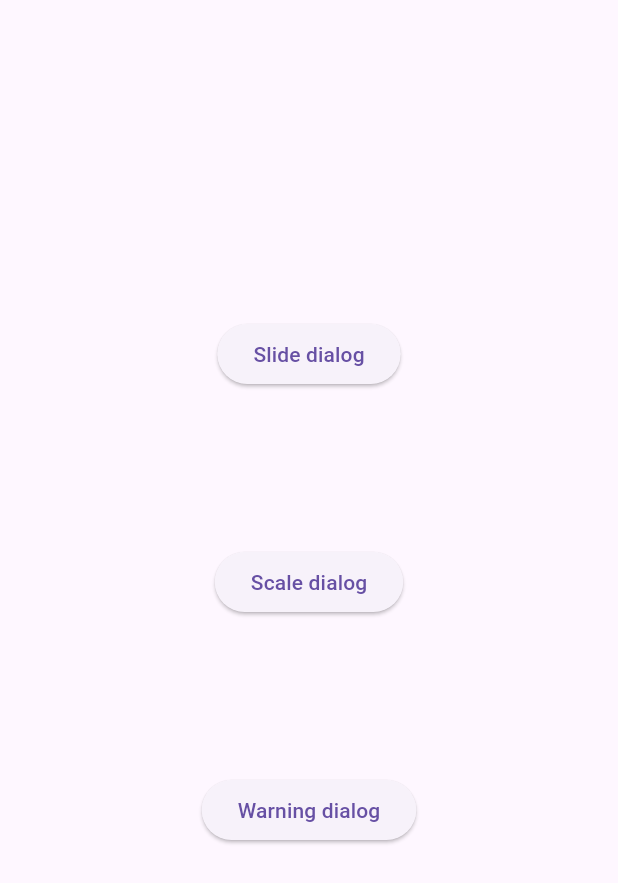
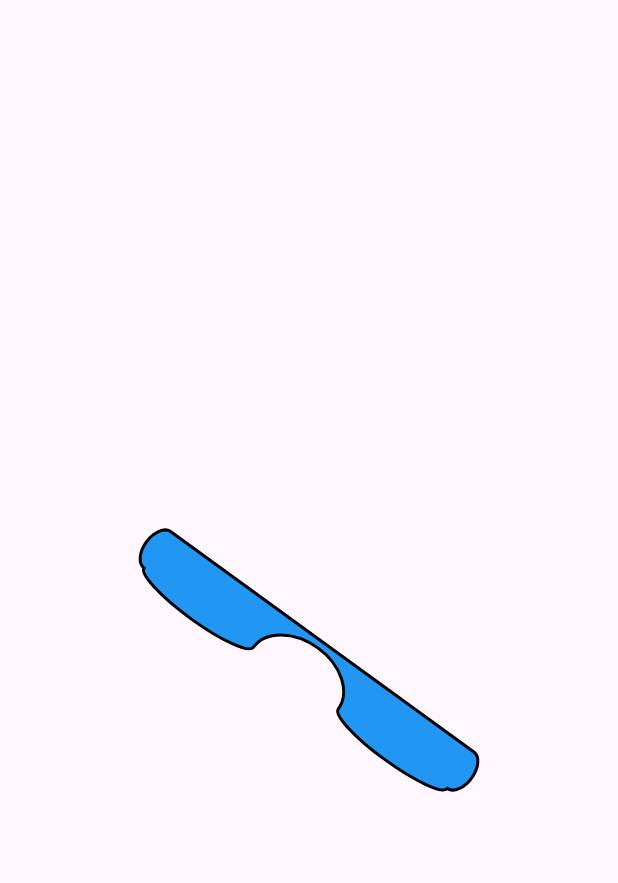
Before and after one commit to housnizalam/amazing_tools, a Flutter app: the screen it shows after launch, on a phone screen of 412 x 824 dp. Shown: the top 883 px of the screen. Run offline on Flutter 3.47's test engine with Material 3 defaults, Android fonts, the light colour scheme and no system bars.

Commit message:
Amaizing Drawer

```diff
--- a/lib/main.dart
+++ b/lib/main.dart
@@ -1,9 +1,20 @@
-import 'package:amazing_tools/tools/animated_dialog.dart';
+import 'package:amazing_tools/tools/amazing_drawer.dart';
+import 'package:amazing_tools/tools/live_widget.dart';
 import 'package:flutter/material.dart';
 
 void main() {
   runApp(const MyApp());
 }
+
+List<arcPoint> points = [
+  arcPoint(offset: Offset(50, 80), curveX: 0),
+  arcPoint(offset: Offset(140, 80), curveX: 5),
+  arcPoint(offset: Offset(210, 80), curveX: 1.4, glockwiseDirection: false),
+  arcPoint(offset: Offset(300, 80), curveX: 5),
+  arcPoint(offset: Offset(300, 110), curveX: 0.6),
+  arcPoint(offset: Offset(50, 110), curveX: 0),
+  arcPoint(offset: Offset(50, 80), curveX: 0.6),
+];
 
 class MyApp extends StatefulWidget {
   const MyApp({super.key});
@@ -35,42 +46,59 @@ class _MyHomePageState extends State<MyHomePage> {
     return Scaffold(
       appBar: AppBar(),
       body: Center(
-        child: Column(
-          mainAxisAlignment: MainAxisAlignment.spaceAround,
-          children: [
-            SizedBox(),
-            ElevatedButton(
-              onPressed: () {
-                AnimatedDialog.slide(
-                  titelDekoration: TitelDekoration.warnung,
-                  title: 'Slide Titel',
-                  titelSize: 30,
-                  child: Text('slide'),
-                  context: context,
-                  startOffset: Offset(1, 0),
-                );
-              },
-              child: Text('Slide dialog'),
-            ),
-            ElevatedButton(
-              onPressed: () {
-                AnimatedDialog.scale(child: SizedBox(height: 100, width: 100, child: Text('Scale')), context: context);
-              },
-              child: Text('Scale dialog'),
-            ),
-            ElevatedButton(
-              onPressed: () {
-                AnimatedDialog.warnung(
-                  context: context,
-                  textStyle: TextStyle(color: Colors.blue),
-                );
-              },
-              child: Text('Warning dialog'),
-            ),
-            SizedBox(),
-            SizedBox(),
-          ],
+        child: LiveWidget(
+          duration: Duration(seconds: 3),
+          animationForm: AnimationForm.rotate,
+          reverse: false,
+          animateBegin: 0,
+          animateEnd: 1,
+          stop: false,
+          child: AmazingDrawer(
+            centerlizedPoint: Offset(175, 95),
+            rotationAngle: -0,
+            drawLine: Lines.convex,
+            curveDirection: true,
+            points: points,
+            border: true,
+            borderWidth: 2,
+          ),
         ),
+        // child: Column(
+        //   mainAxisAlignment: MainAxisAlignment.spaceAround,
+        //   children: [
+        //     SizedBox(),
+        //     ElevatedButton(
+        //       onPressed: () {
+        //         AnimatedDialog.slide(
+        //           titelDekoration: TitelDekoration.warnung,
+        //           title: 'Slide Titel',
+        //           titelSize: 30,
+        //           child: Text('slide'),
+        //           context: context,
+        //           startOffset: Offset(1, 0),
+        //         );
+        //       },
+        //       child: Text('Slide dialog'),
+        //     ),
+        //     ElevatedButton(
+        //       onPressed: () {
+        //         AnimatedDialog.scale(child: SizedBox(height: 100, width: 100, child: Text('Scale')), context: context);
+        //       },
+        //       child: Text('Scale dialog'),
+        //     ),
+        //     ElevatedButton(
+        //       onPressed: () {
+        //         AnimatedDialog.warnung(
+        //           context: context,
+        //           textStyle: TextStyle(color: Colors.blue),
+        //         );
+        //       },
+        //       child: Text('Warning dialog'),
+        //     ),
+        //     SizedBox(),
+        //     SizedBox(),
+        //   ],
+        // ),
       ),
     );
   }
--- /dev/null
+++ b/lib/tools/amazing_drawer.dart
@@ -0,0 +1,283 @@
+import 'package:flutter/material.dart';
+import 'dart:math';
+
+import 'package:flutter/widgets.dart';
+
+enum Lines { strait, convex }
+
+class arcPoint {
+  final Offset offset;
+  final bool glockwiseDirection;
+  final double curveX;
+
+  arcPoint({
+    required this.offset,
+    this.glockwiseDirection = true,
+    this.curveX = 1,
+  });
+}
+
+class AmazingDrawer extends StatefulWidget {
+  final double? height;
+  final double? width;
+  final List<arcPoint> points;
+  final Color? color;
+  final bool circular;
+  final double? horizentalRadius;
+  final double? verticalRadius;
+  final Offset? center;
+  final Offset? centerlizedPoint;
+  final Lines drawLine;
+  final bool curveDirection;
+  final bool border;
+  final double borderWidth;
+  final Color borderColor;
+  final double rotationAngle;
+  final double translateX;
+  final double translateY;
+
+  const AmazingDrawer({
+    Key? key,
+    this.horizentalRadius,
+    this.verticalRadius,
+    this.center,
+    this.color,
+    this.height,
+    this.width,
+    this.circular = false,
+    this.curveDirection = true,
+    this.border = false,
+    this.drawLine = Lines.strait,
+    this.borderColor = Colors.black,
+    this.borderWidth = 1,
+    this.rotationAngle = 0,
+    this.translateX = 0,
+    this.translateY = 0,
+    this.centerlizedPoint,
+    required this.points,
+  }) : super(key: key);
+
+  factory AmazingDrawer.equilaterals({
+    Key? key,
+    double? height,
+    double? width,
+    Color? color,
+    Lines drawLine = Lines.strait,
+    required double side,
+    required Offset startPoint,
+  }) {
+    return AmazingDrawer(
+      height: height,
+      width: width,
+      drawLine: drawLine,
+      points: [
+        arcPoint(offset: Offset(startPoint.dx, startPoint.dy)),
+        arcPoint(offset: Offset(startPoint.dx + side, startPoint.dy)),
+        arcPoint(offset: Offset(startPoint.dx + side / 2, startPoint.dy - side * sqrt(3) / 2)),
+      ],
+      color: color,
+    );
+  }
+  factory AmazingDrawer.square({
+    Key? key,
+    double? height,
+    double? width,
+    Color? color,
+    Lines drawLine = Lines.strait,
+    required double side,
+    required Offset startPoint,
+  }) {
+    return AmazingDrawer(
+      height: height,
+      width: width,
+      drawLine: drawLine,
+      points: [
+        arcPoint(offset: Offset(startPoint.dx, startPoint.dy)),
+        arcPoint(offset: Offset(startPoint.dx + side, startPoint.dy)),
+        arcPoint(offset: Offset(startPoint.dx + side, startPoint.dy - side)),
+        arcPoint(offset: Offset(startPoint.dx, startPoint.dy - side)),
+      ],
+      color: color,
+    );
+  }
+  factory AmazingDrawer.oval({
+    Key? key,
+    double? height,
+    double? width,
+    Color? color,
+    required double horizentalRadius,
+    required double verticalRadius,
+    required Offset center,
+  }) {
+    return AmazingDrawer(
+      horizentalRadius: horizentalRadius,
+      verticalRadius: verticalRadius,
+      center: center,
+      height: height,
+      width: width,
+      circular: true,
+      points: const [],
+      color: color,
+    );
+  }
+  factory AmazingDrawer.circel({
+    Key? key,
+    double? height,
+    double? width,
+    Color? color,
+    required double radius,
+    required Offset center,
+  }) {
+    return AmazingDrawer(
+      horizentalRadius: radius,
+      verticalRadius: radius,
+      center: center,
+      height: height,
+      width: width,
+      circular: true,
+      points: const [],
+      color: color,
+    );
+  }
+
+  @override
+  State<AmazingDrawer> createState() => _AmazingDrawerState();
+}
+
+class _AmazingDrawerState extends State<AmazingDrawer> {
+  @override
+  Widget build(BuildContext context) {
+    double height = MediaQuery.of(context).size.height;
+    double width = MediaQuery.of(context).size.width;
+    return Transform.rotate(
+      angle: widget.rotationAngle * pi / 180,
+      child: CustomPaint(
+        size: Size(widget.width ?? width, widget.height ?? height),
+        painter: ShapePainter(
+          centerlizedPoint: widget.centerlizedPoint,
+          translateX: widget.translateX,
+          translateY: widget.translateY,
+          rotationAngle: widget.rotationAngle,
+          border: widget.border,
+          borderColor: widget.borderColor,
+          borderWidth: widget.borderWidth,
+          drawline: widget.drawLine,
+          circular: widget.circular,
+          curveDirection: widget.curveDirection,
+          center: widget.center,
+          points: widget.points,
+          color: widget.color ?? Colors.blue,
+          horizentalRadius: widget.horizentalRadius,
+          verticalRadius: widget.verticalRadius,
+        ),
+      ),
+    );
+  }
+}
+
+class ShapePainter extends CustomPainter {
+  List<arcPoint> points;
+  Color color;
+  bool circular;
+  bool curveDirection;
+  bool border;
+  Offset? center;
+  Offset? centerlizedPoint;
+  double? horizentalRadius;
+  double? verticalRadius;
+  Lines drawline;
+  final double borderWidth;
+  final Color borderColor;
+  final double rotationAngle;
+  final double translateX;
+  final double translateY;
+
+  ShapePainter(
+      {required this.color,
+      required this.circular,
+      required this.curveDirection,
+      required this.border,
+      required this.points,
+      required this.drawline,
+      required this.borderColor,
+      required this.borderWidth,
+      required this.translateX,
+      required this.translateY,
+      this.horizentalRadius,
+      this.verticalRadius,
+      required this.rotationAngle,
+      this.centerlizedPoint,
+      this.center});
+
+  @override
+  void paint(Canvas canvas, Size size) {
+    canvas.save(); // Speichern Sie den aktuellen Zustand des Canvas
+    Offset centerPoint = Offset(size.width / 2, size.height / 2);
+    if (centerlizedPoint != null) {
+      Offset shapeCenter = Offset(centerPoint.dx - centerlizedPoint!.dx, centerPoint.dy - centerlizedPoint!.dy);
+      canvas.translate(shapeCenter.dx, shapeCenter.dy);
+    }
+
+    canvas.translate(translateY, translateX);
+
+    // Wenden Sie die Rotation an
+    if (circular) {
+      Paint paint = Paint()
+        ..color = color
+        ..style = PaintingStyle.fill;
+
+      canvas.drawOval(Rect.fromCenter(center: center!, width: horizentalRadius!, height: verticalRadius!), paint);
+    } else {
+      // if (points.length < 2) return;
+      Paint paint = Paint()
+        ..color = color
+        ..style = (points.length < 3) ? PaintingStyle.stroke : PaintingStyle.fill;
+      Paint paintBorder = Paint()
+        ..color = borderColor
+        ..style = PaintingStyle.stroke
+        ..strokeWidth = borderWidth;
+
+      Path shapePath = Path();
+      List<Offset> offsts = [];
+      for (var point in points) {
+        offsts.add(point.offset);
+      }
+
+      shapePath.moveTo(points[0].offset.dx, points[0].offset.dy);
+
+      if (drawline == Lines.strait) {
+        shapePath = Path()..addPolygon(offsts, true);
+      } else {
+        for (var point in points) {
+          if (point.curveX == 0) {
+            shapePath.lineTo(
+              point.offset.dx,
+              point.offset.dy,
+            );
+          } else {
+            shapePath.arcToPoint(
+              Offset(
+                point.offset.dx,
+                point.offset.dy,
+              ),
+              radius: Radius.elliptical(point.curveX, 1),
+              clockwise: point.glockwiseDirection,
+            );
+          }
+        }
+      }
+
+      shapePath.close();
+      canvas.drawPath(shapePath, paint);
+      if (border) {
+        canvas.drawPath(shapePath, paintBorder);
+      }
+    }
+    canvas.restore();
+  }
+
+  @override
+  bool shouldRepaint(covariant CustomPainter oldDelegate) {
+    return false;
+  }
+}
--- a/lib/tools/life_widget.dart
+++ b/lib/tools/live_widget.dart
@@ -1,6 +1,6 @@
 import 'package:flutter/material.dart';
 
-enum AnimationStyle { scale, rotate, slide, fade }
+enum AnimationForm { scale, rotate, slide, fade }
 
 /// This is a live widget that moves continuously and repeatedly.
 /// The user can easily and completely control the movement of this widget.
@@ -12,7 +12,7 @@ enum AnimationStyle { scale, rotate, slide, fade }
 /// - [alignment]: Default to center.
 /// - [pading]: Default to 0.
 /// - [reverse]:[reverse] Can control the motion repetition, whether it's back and forth or only in one direction. Default to true: back and forth.
-/// - [animationStyle]:[animationStyle] Can determine the type of Animation(ritate,scale,fade ...) .Default to scale.
+/// - [animationStyle]:[animationForm] Can determine the type of Animation(ritate,scale,fade ...) .Default to scale.
 /// - [slidePoints]:[slidePoints] determine the points that the child folows. Default to [Offset(0, 0.5), Offset(0, -0.5)].
 /// - [stop]:[stop] Enables the user to stop the movement of the widget. Default to false.
 /// - [rotationCenter]:[rotationCenter] Enables the user to choose the rotation center of the widget. Default to center.
@@ -25,7 +25,7 @@ class LiveWidget extends StatefulWidget {
   final Alignment alignment;
   final EdgeInsets pading;
   final bool reverse;
-  final AnimationStyle animationStyle;
+  final AnimationForm animationForm;
   final List<Offset> slidePoints;
   final bool stop;
   final Alignment rotationCenter;
@@ -39,7 +39,7 @@ class LiveWidget extends StatefulWidget {
       this.alignment = Alignment.center,
       this.pading = const EdgeInsets.all(0),
       this.reverse = true,
-      this.animationStyle = AnimationStyle.scale,
+      this.animationForm = AnimationForm.scale,
       this.slidePoints = const [Offset(0, 0.5), Offset(0, -0.5)],
       this.stop = false,
       this.rotationCenter = Alignment.center})
@@ -69,7 +69,7 @@ class _LiveWidgetState extends State<LiveWidget> with TickerProviderStateMixin {
 
   @override
   Widget build(BuildContext context) {
-    return widget.animationStyle == AnimationStyle.slide
+    return widget.animationForm == AnimationForm.slide
         ? SlideTransition(
             position: TweenSequence<Offset>(
               List.generate(
@@ -96,7 +96,7 @@ class _LiveWidgetState extends State<LiveWidget> with TickerProviderStateMixin {
               child: widget.child,
             ),
           )
-        : widget.animationStyle == AnimationStyle.rotate
+        : widget.animationForm == AnimationForm.rotate
             ? RotationTransition(
                 alignment: widget.rotationCenter,
                 turns: Tween(
@@ -117,7 +117,7 @@ class _LiveWidgetState extends State<LiveWidget> with TickerProviderStateMixin {
                   child: widget.child,
                 ),
               )
-            : widget.animationStyle == AnimationStyle.fade
+            : widget.animationForm == AnimationForm.fade
                 ? FadeTransition(
                     opacity: Tween(
                       begin: widget.animateBegin,
```
Also changed, not shown: lib/tools/animated_dialog.dart (+3 -5 lines), pubspec.lock, 1 other file.
